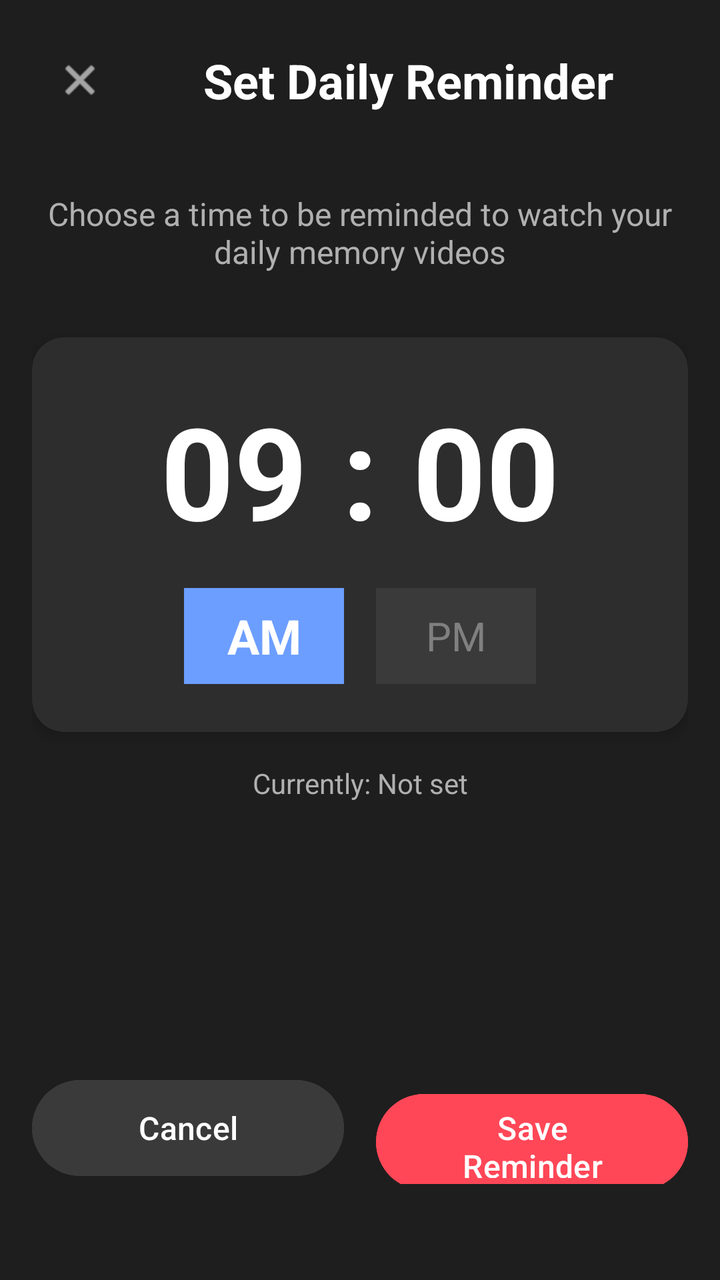
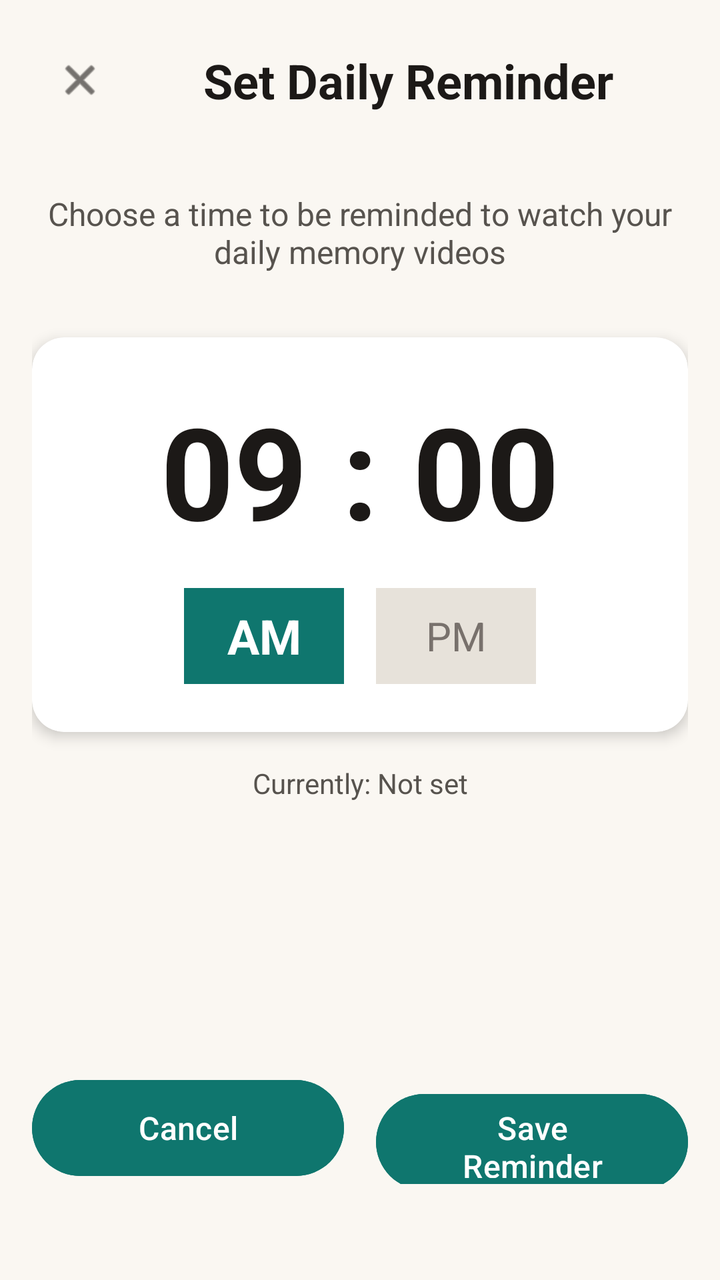

Before-and-after screenshots of an Android layout around one commit, followed by the original layout XML and the change that was made.
<!-- AndroidManifest.xml: application theme Theme.RecallLive -->
<!-- res/layout/activity_setremindtime.xml -->
<?xml version="1.0" encoding="utf-8"?>
<androidx.constraintlayout.widget.ConstraintLayout xmlns:android="http://schemas.android.com/apk/res/android"
    xmlns:app="http://schemas.android.com/apk/res-auto"
    android:layout_width="match_parent"
    android:layout_height="match_parent"
    android:background="#1E1E1E"
    android:padding="16dp">

    
    <ImageView
        android:id="@+id/iv_back"
        android:layout_width="48dp"
        android:layout_height="48dp"
        android:padding="12dp"
        android:src="@android:drawable/ic_menu_close_clear_cancel"
        android:tint="#FFFFFF"
        android:contentDescription="Back"
        app:layout_constraintStart_toStartOf="parent"
        app:layout_constraintTop_toTopOf="parent" />

    
    <TextView
        android:id="@+id/tv_title"
        android:layout_width="0dp"
        android:layout_height="wrap_content"
        android:text="Set Daily Reminder"
        android:textSize="24sp"
        android:textStyle="bold"
        android:textColor="#FFFFFF"
        android:gravity="center"
        app:layout_constraintEnd_toEndOf="parent"
        app:layout_constraintStart_toEndOf="@id/iv_back"
        app:layout_constraintTop_toTopOf="@id/iv_back"
        app:layout_constraintBottom_toBottomOf="@id/iv_back" />

    
    <TextView
        android:id="@+id/tv_description"
        android:layout_width="0dp"
        android:layout_height="wrap_content"
        android:layout_marginTop="32dp"
        android:text="Choose a time to be reminded to watch your daily memory videos"
        android:textSize="16sp"
        android:textColor="#B0B0B0"
        android:gravity="center"
        app:layout_constraintEnd_toEndOf="parent"
        app:layout_constraintStart_toStartOf="parent"
        app:layout_constraintTop_toBottomOf="@id/iv_back" />

    
    <androidx.cardview.widget.CardView
        android:id="@+id/time_picker_card"
        android:layout_width="0dp"
        android:layout_height="wrap_content"
        android:layout_marginTop="32dp"
        app:cardCornerRadius="16dp"
        app:cardElevation="4dp"
        app:cardBackgroundColor="#2D2D2D"
        app:layout_constraintEnd_toEndOf="parent"
        app:layout_constraintStart_toStartOf="parent"
        app:layout_constraintTop_toBottomOf="@id/tv_description">

        <LinearLayout
            android:layout_width="match_parent"
            android:layout_height="wrap_content"
            android:orientation="vertical"
            android:padding="24dp"
            android:gravity="center">

            
            <LinearLayout
                android:id="@+id/time_display_container"
                android:layout_width="wrap_content"
                android:layout_height="wrap_content"
                android:orientation="horizontal"
                android:gravity="center"
                android:clickable="true"
                android:focusable="true"
                android:background="?attr/selectableItemBackground">

                
                <TextView
                    android:id="@+id/tv_hour_display"
                    android:layout_width="wrap_content"
                    android:layout_height="wrap_content"
                    android:text="09"
                    android:textSize="64sp"
                    android:textStyle="bold"
                    android:textColor="#FFFFFF"
                    android:minWidth="100dp"
                    android:gravity="center" />

                
                <TextView
                    android:layout_width="wrap_content"
                    android:layout_height="wrap_content"
                    android:text=":"
                    android:textSize="64sp"
                    android:textStyle="bold"
                    android:textColor="#FFFFFF"
                    android:layout_marginHorizontal="4dp" />

                
                <TextView
                    android:id="@+id/tv_minute_display"
                    android:layout_width="wrap_content"
                    android:layout_height="wrap_content"
                    android:text="00"
                    android:textSize="64sp"
                    android:textStyle="bold"
                    android:textColor="#FFFFFF"
                    android:minWidth="100dp"
                    android:gravity="center" />

            </LinearLayout>

            
            <LinearLayout
                android:layout_width="wrap_content"
                android:layout_height="wrap_content"
                android:layout_marginTop="16dp"
                android:orientation="horizontal"
                android:gravity="center">

                <TextView
                    android:id="@+id/tv_am"
                    android:layout_width="80dp"
                    android:layout_height="48dp"
                    android:text="AM"
                    android:textSize="24sp"
                    android:textStyle="bold"
                    android:textColor="#FFFFFF"
                    android:gravity="center"
                    android:background="#6C9EFF"
                    android:clickable="true"
                    android:focusable="true" />

                <TextView
                    android:id="@+id/tv_pm"
                    android:layout_width="80dp"
                    android:layout_height="48dp"
                    android:layout_marginStart="16dp"
                    android:text="PM"
                    android:textSize="20sp"
                    android:textColor="#808080"
                    android:gravity="center"
                    android:background="#3A3A3A"
                    android:clickable="true"
                    android:focusable="true" />

            </LinearLayout>

        </LinearLayout>

    </androidx.cardview.widget.CardView>

    
    <TextView
        android:id="@+id/tv_current_setting"
        android:layout_width="0dp"
        android:layout_height="wrap_content"
        android:layout_marginTop="16dp"
        android:text="Currently: Not set"
        android:textSize="14sp"
        android:textColor="#B0B0B0"
        android:gravity="center"
        app:layout_constraintEnd_toEndOf="parent"
        app:layout_constraintStart_toStartOf="parent"
        app:layout_constraintTop_toBottomOf="@id/time_picker_card" />

    
    <LinearLayout
        android:layout_width="0dp"
        android:layout_height="wrap_content"
        android:layout_marginTop="32dp"
        android:orientation="horizontal"
        app:layout_constraintEnd_toEndOf="parent"
        app:layout_constraintStart_toStartOf="parent"
        app:layout_constraintBottom_toBottomOf="parent"
        android:layout_marginBottom="32dp">

        <Button
            android:id="@+id/btn_cancel"
            android:layout_width="0dp"
            android:layout_height="56dp"
            android:layout_weight="1"
            android:text="Cancel"
            android:textSize="16sp"
            android:textColor="#FFFFFF"
            android:backgroundTint="#3A3A3A" />

        <Space
            android:layout_width="16dp"
            android:layout_height="match_parent" />

        <Button
            android:id="@+id/btn_ok"
            android:layout_width="0dp"
            android:layout_height="56dp"
            android:layout_weight="1"
            android:text="Save Reminder"
            android:textSize="16sp"
            android:textColor="#FFFFFF"
            android:backgroundTint="#FF4757" />

    </LinearLayout>

</androidx.constraintlayout.widget.ConstraintLayout>
<!-- resources referenced by this layout -->
<resources>
  <style name="Theme.RecallLive" parent="Base.Theme.RecallLive" />
  <style name="Base.Theme.RecallLive" parent="Theme.Material3.DayNight.NoActionBar">
          
          
      </style>
</resources>

<!-- the commit's change to res/layout/activity_setremindtime.xml (unified diff, before → after) -->
@@ -3,7 +3,7 @@
     xmlns:app="http://schemas.android.com/apk/res-auto"
     android:layout_width="match_parent"
     android:layout_height="match_parent"
-    android:background="#1E1E1E"
+    android:background="#FAF7F2"
     android:padding="16dp">
 
     
@@ -13,7 +13,7 @@
         android:layout_height="48dp"
         android:padding="12dp"
         android:src="@android:drawable/ic_menu_close_clear_cancel"
-        android:tint="#FFFFFF"
+        android:tint="#1C1917"
         android:contentDescription="Back"
         app:layout_constraintStart_toStartOf="parent"
         app:layout_constraintTop_toTopOf="parent" />
@@ -26,7 +26,7 @@
         android:text="Set Daily Reminder"
         android:textSize="24sp"
         android:textStyle="bold"
-        android:textColor="#FFFFFF"
+        android:textColor="#1C1917"
         android:gravity="center"
         app:layout_constraintEnd_toEndOf="parent"
         app:layout_constraintStart_toEndOf="@id/iv_back"
@@ -41,7 +41,7 @@
         android:layout_marginTop="32dp"
         android:text="Choose a time to be reminded to watch your daily memory videos"
         android:textSize="16sp"
-        android:textColor="#B0B0B0"
+        android:textColor="#57534E"
         android:gravity="center"
         app:layout_constraintEnd_toEndOf="parent"
         app:layout_constraintStart_toStartOf="parent"
@@ -55,7 +55,7 @@
         android:layout_marginTop="32dp"
         app:cardCornerRadius="16dp"
         app:cardElevation="4dp"
-        app:cardBackgroundColor="#2D2D2D"
+        app:cardBackgroundColor="#FFFFFF"
         app:layout_constraintEnd_toEndOf="parent"
         app:layout_constraintStart_toStartOf="parent"
         app:layout_constraintTop_toBottomOf="@id/tv_description">
@@ -86,7 +86,7 @@
                     android:text="09"
                     android:textSize="64sp"
                     android:textStyle="bold"
-                    android:textColor="#FFFFFF"
+                    android:textColor="#1C1917"
                     android:minWidth="100dp"
                     android:gravity="center" />
 
@@ -97,7 +97,7 @@
                     android:text=":"
                     android:textSize="64sp"
                     android:textStyle="bold"
-                    android:textColor="#FFFFFF"
+                    android:textColor="#1C1917"
                     android:layout_marginHorizontal="4dp" />
 
                 
@@ -108,7 +108,7 @@
                     android:text="00"
                     android:textSize="64sp"
                     android:textStyle="bold"
-                    android:textColor="#FFFFFF"
+                    android:textColor="#1C1917"
                     android:minWidth="100dp"
                     android:gravity="center" />
 
@@ -131,7 +131,7 @@
                     android:textStyle="bold"
                     android:textColor="#FFFFFF"
                     android:gravity="center"
-                    android:background="#6C9EFF"
+                    android:background="#0F766E"
                     android:clickable="true"
                     android:focusable="true" />
 
@@ -142,9 +142,9 @@
                     android:layout_marginStart="16dp"
                     android:text="PM"
                     android:textSize="20sp"
-                    android:textColor="#808080"
+                    android:textColor="#78716C"
                     android:gravity="center"
-                    android:background="#3A3A3A"
+                    android:background="#E7E2DA"
                     android:clickable="true"
                     android:focusable="true" />
 
@@ -162,7 +162,7 @@
         android:layout_marginTop="16dp"
         android:text="Currently: Not set"
         android:textSize="14sp"
-        android:textColor="#B0B0B0"
+        android:textColor="#57534E"
         android:gravity="center"
         app:layout_constraintEnd_toEndOf="parent"
         app:layout_constraintStart_toStartOf="parent"
@@ -187,7 +187,7 @@
             android:text="Cancel"
             android:textSize="16sp"
             android:textColor="#FFFFFF"
-            android:backgroundTint="#3A3A3A" />
+            android:backgroundTint="#0F766E" />
 
         <Space
             android:layout_width="16dp"
@@ -201,7 +201,7 @@
             android:text="Save Reminder"
             android:textSize="16sp"
             android:textColor="#FFFFFF"
-            android:backgroundTint="#FF4757" />
+            android:backgroundTint="#0F766E" />
 
     </LinearLayout>
 
